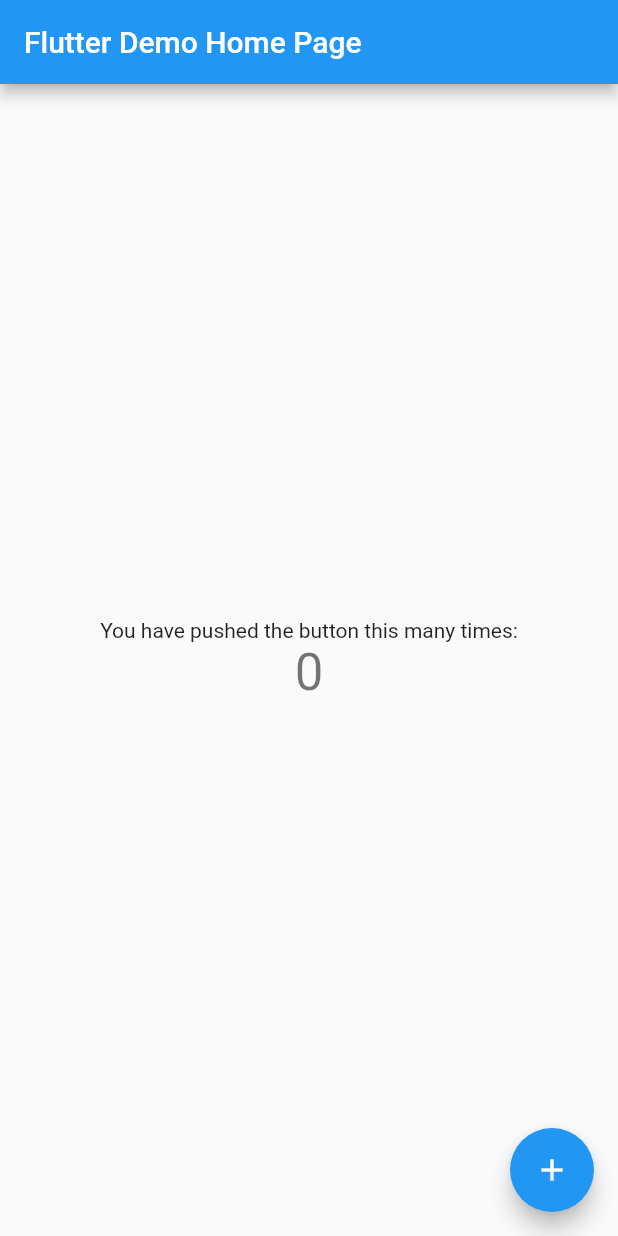
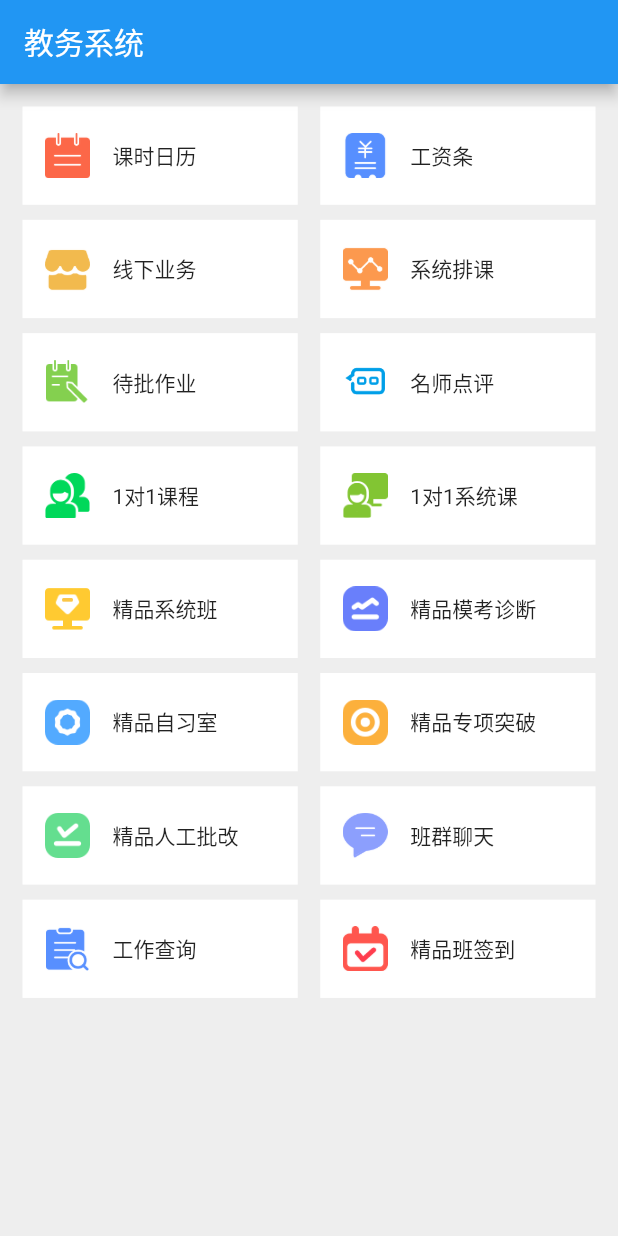
Before and after one commit to leerme/oa_flutter, a Flutter app: the screen it shows after launch, on a phone screen of 412 x 824 dp. Run offline on Flutter 3.47's test engine with Material 2 defaults, Android fonts, the phone set to English and light mode, and no system bars.

Commit message:
MOD:finish home page ui

```diff
--- a/lib/main.dart
+++ b/lib/main.dart
@@ -9,35 +9,55 @@ class MyApp extends StatelessWidget {
   @override
   Widget build(BuildContext context) {
     return MaterialApp(
-      title: 'Flutter Demo',
+      title: '教务系统',
       theme: ThemeData(
-        // This is the theme of your application.
-        //
-        // Try running your application with "flutter run". You'll see the
-        // application has a blue toolbar. Then, without quitting the app, try
-        // changing the primarySwatch below to Colors.green and then invoke
-        // "hot reload" (press "r" in the console where you ran "flutter run",
-        // or press Run > Flutter Hot Reload in a Flutter IDE). Notice that the
-        // counter didn't reset back to zero; the application is not restarted.
         primarySwatch: Colors.blue,
       ),
-      home: const MyHomePage(title: 'Flutter Demo Home Page'),
+      home: const MyHomePage(title: '教务系统'),
     );
   }
 }
 
+final titleModel = [
+  "课时日历",
+  "工资条",
+  "线下业务",
+  "系统排课",
+  "待批作业",
+  "名师点评",
+  "1对1课程",
+  "1对1系统课",
+  "精品系统班",
+  "精品模考诊断",
+  "精品自习室",
+  "精品专项突破",
+  "精品人工批改",
+  "班群聊天",
+  "工作查询",
+  "精品班签到",
+];
+
+final imageNameModel = [
+  "calendar",
+  "salary",
+  "offline",
+  "arrange",
+  "icon_homework",
+  "teacher-review",
+  "one2one",
+  "1v1-icon-system",
+  "jp-system",
+  "jp-mokaozhenduan",
+  "jp-room",
+  "jp-chapter",
+  "jp-rengong",
+  "chat-home",
+  "queryWork",
+  "prime-sign",
+];
+
 class MyHomePage extends StatefulWidget {
   const MyHomePage({Key? key, required this.title}) : super(key: key);
-
-  // This widget is the home page of your application. It is stateful, meaning
-  // that it has a State object (defined below) that contains fields that affect
-  // how it looks.
-
-  // This class is the configuration for the state. It holds the values (in this
-  // case the title) provided by the parent (in this case the App widget) and
-  // used by the build method of the State. Fields in a Widget subclass are
-  // always marked "final".
-
   final String title;
 
   @override
@@ -45,68 +65,52 @@ class MyHomePage extends StatefulWidget {
 }
 
 class _MyHomePageState extends State<MyHomePage> {
-  int _counter = 0;
+  @override
+  Widget build(BuildContext context) {
+    return Scaffold(
+      appBar: AppBar(
+        title: Text("教务系统"),
+      ),
+      body: CustomScrollView(
+        slivers: <Widget>[
+          SliverSafeArea(
+              sliver: SliverPadding(
+                  padding: EdgeInsets.all(15), sliver: buildSliverGrid()))
+        ],
+      ),
+      backgroundColor: Colors.grey[200],
 
-  void _incrementCounter() {
-    setState(() {
-      // This call to setState tells the Flutter framework that something has
-      // changed in this State, which causes it to rerun the build method below
-      // so that the display can reflect the updated values. If we changed
-      // _counter without calling setState(), then the build method would not be
-      // called again, and so nothing would appear to happen.
-      _counter++;
-    });
+    );
   }
 
-  @override
-  Widget build(BuildContext context) {
-    // This method is rerun every time setState is called, for instance as done
-    // by the _incrementCounter method above.
-    //
-    // The Flutter framework has been optimized to make rerunning build methods
-    // fast, so that you can just rebuild anything that needs updating rather
-    // than having to individually change instances of widgets.
-    return Scaffold(
-      appBar: AppBar(
-        // Here we take the value from the MyHomePage object that was created by
-        // the App.build method, and use it to set our appbar title.
-        title: Text(widget.title),
+  SliverGrid buildSliverGrid() {
+    return SliverGrid(
+      gridDelegate: SliverGridDelegateWithFixedCrossAxisCount(
+          crossAxisCount: 2, crossAxisSpacing: 15, mainAxisSpacing: 10,childAspectRatio: 2.8),
+      delegate: SliverChildBuilderDelegate(
+        (BuildContext context, int index) {
+          final imageName = imageNameModel[index];
+          return Container(
+            alignment: Alignment(0, 0),
+            color: Colors.white,
+            child: Row(
+              mainAxisAlignment: MainAxisAlignment.start,
+              children: [
+                Padding(
+                  padding: const EdgeInsets.all(15.0),
+                  child: Image.asset(
+                    "assets/images/home_page/$imageName.png",
+                    height: 30,
+                    width: 30,
+                  ),
+                ),
+                Text(titleModel[index]),
+              ],
+            ),
+          );
+        },
+        childCount: titleModel.length,
       ),
-      body: Center(
-        // Center is a layout widget. It takes a single child and positions it
-        // in the middle of the parent.
-        child: Column(
-          // Column is also a layout widget. It takes a list of children and
-          // arranges them vertically. By default, it sizes itself to fit its
-          // children horizontally, and tries to be as tall as its parent.
-          //
-          // Invoke "debug painting" (press "p" in the console, choose the
-          // "Toggle Debug Paint" action from the Flutter Inspector in Android
-          // Studio, or the "Toggle Debug Paint" command in Visual Studio Code)
-          // to see the wireframe for each widget.
-          //
-          // Column has various properties to control how it sizes itself and
-          // how it positions its children. Here we use mainAxisAlignment to
-          // center the children vertically; the main axis here is the vertical
-          // axis because Columns are vertical (the cross axis would be
-          // horizontal).
-          mainAxisAlignment: MainAxisAlignment.center,
-          children: <Widget>[
-            const Text(
-              'You have pushed the button this many times:',
-            ),
-            Text(
-              '$_counter',
-              style: Theme.of(context).textTheme.headline4,
-            ),
-          ],
-        ),
-      ),
-      floatingActionButton: FloatingActionButton(
-        onPressed: _incrementCounter,
-        tooltip: 'Increment',
-        child: const Icon(Icons.add),
-      ), // This trailing comma makes auto-formatting nicer for build methods.
     );
   }
 }
--- a/pubspec.yaml
+++ b/pubspec.yaml
@@ -44,10 +44,8 @@ flutter:
 
   # To add Flutter specific assets to your application, add an assets section,
   # like this:
-  # assets:
-  #   - images/a_dot_burr.jpeg
-  #   - images/a_dot_ham.jpeg
-
+  assets:
+    - assets/images/home_page/
   # An image asset can refer to one or more resolution-specific "variants", see
   # https://flutter.dev/assets-and-images/#resolution-aware.
 
```
Also changed, not shown: assets/images/home_page/1v1-icon-system.png (added), assets/images/home_page/arrange.png (added), assets/images/home_page/calendar.png (added), assets/images/home_page/chat-home.png (added), assets/images/home_page/icon_homework.png (added), assets/images/home_page/jp-chapter.png (added), assets/images/home_page/jp-mokaozhenduan.png (added), assets/images/home_page/jp-rengong.png (added), assets/images/home_page/jp-room.png (added), assets/images/home_page/jp-system.png (added), assets/images/home_page/offline.png (added), assets/images/home_page/one2one.png (added), assets/images/home_page/prime-sign.png (added), assets/images/home_page/queryWork.png (added), 2 more files.
